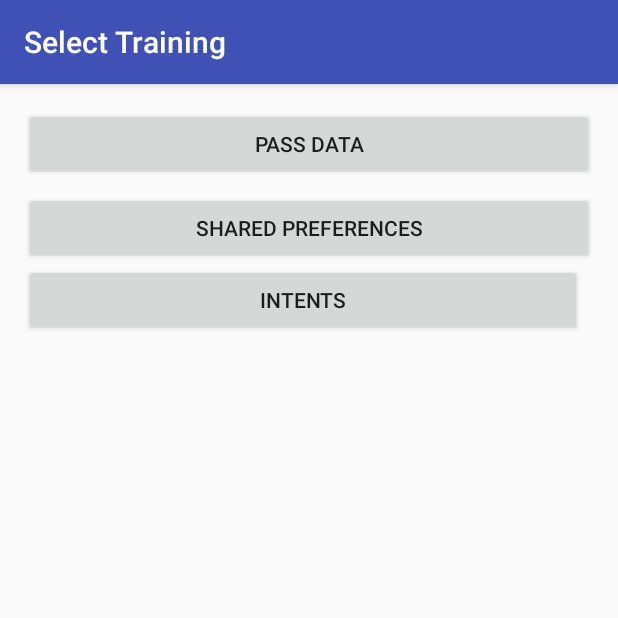
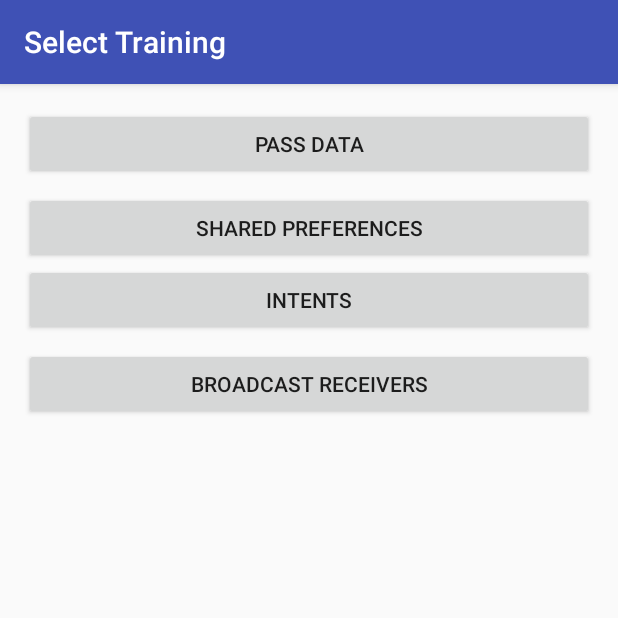
Before and after one commit to EsteveAguilera/Introducing-Android-The-Workshop, an Android app: the SelectTrainingActivity screen opened directly, with no data from a screen before it, on a phone screen of 412 x 824 dp, the top half of it. Run offline under Robolectric (Android 15) with nearby library versions, the phone set to English and light mode, and no system bars.

Commit message:
Add broadcast receivers training

```diff
--- a/app/src/main/java/io/github/esteveaguilera/androidworkshop/SelectTrainingActivity.java
+++ b/app/src/main/java/io/github/esteveaguilera/androidworkshop/SelectTrainingActivity.java
@@ -5,6 +5,7 @@ import android.os.Bundle;
 import android.support.v7.app.AppCompatActivity;
 import android.view.View;
 
+import io.github.esteveaguilera.androidworkshop.broadcastreceiver.BroadcastReceiverActivity;
 import io.github.esteveaguilera.androidworkshop.intents.IntentsActivity;
 import io.github.esteveaguilera.androidworkshop.passdata.ActivityA;
 import io.github.esteveaguilera.androidworkshop.sharedpreferences.SharedPreferencesActivity;
@@ -36,5 +37,12 @@ public class SelectTrainingActivity extends AppCompatActivity {
                 startActivity(new Intent(SelectTrainingActivity.this, IntentsActivity.class));
             }
         });
+
+        findViewById(R.id.but_training_broadcast_receivers).setOnClickListener(new View.OnClickListener() {
+            @Override
+            public void onClick(View v) {
+                startActivity(new Intent(SelectTrainingActivity.this, BroadcastReceiverActivity.class));
+            }
+        });
     }
 }
--- a/app/src/main/res/layout/activity_select_training.xml
+++ b/app/src/main/res/layout/activity_select_training.xml
@@ -29,10 +29,19 @@
        android:id="@+id/but_training_intents"
        android:layout_width="0dp"
        android:layout_height="wrap_content"
-       android:layout_marginEnd="8dp"
        android:text="Intents"
        app:layout_constraintEnd_toEndOf="parent"
        app:layout_constraintStart_toStartOf="parent"
        app:layout_constraintTop_toBottomOf="@+id/but_training_shared_preferences" />
 
+   <Button
+       android:id="@+id/but_training_broadcast_receivers"
+       android:layout_width="0dp"
+       android:layout_height="wrap_content"
+       android:layout_marginTop="8dp"
+       android:text="Broadcast Receivers"
+       app:layout_constraintEnd_toEndOf="parent"
+       app:layout_constraintStart_toStartOf="parent"
+       app:layout_constraintTop_toBottomOf="@+id/but_training_intents" />
+
 </android.support.constraint.ConstraintLayout>
--- a/app/src/main/res/values/colors.xml
+++ b/app/src/main/res/values/colors.xml
@@ -3,4 +3,7 @@
     <color name="colorPrimary">#3F51B5</color>
     <color name="colorPrimaryDark">#303F9F</color>
     <color name="colorAccent">#FF4081</color>
+
+    <color name="color_broadcast_running">#026000</color>
+    <color name="color_broadcast_stopped">#b2010d</color>
 </resources>
--- a/app/src/main/res/values/strings.xml
+++ b/app/src/main/res/values/strings.xml
@@ -12,4 +12,8 @@
     <string name="text_to_share">Text to share</string>
     <string name="share_text">Share text</string>
     <string name="share_image">Share image</string>
+    <string name="start">Start</string>
+    <string name="stop">Stop</string>
+    <string name="broadcast_running">Broadcast Receiver is running</string>
+    <string name="broadcast_stopped">Broadcast Receiver is stopped</string>
 </resources>
```
Also changed, not shown: app/src/main/AndroidManifest.xml (+8 -3 lines), app/src/main/java/io/github/esteveaguilera/androidworkshop/broadcastreceiver/BroadcastReceiverActivity.java (added, +71 -0 lines), app/src/main/res/layout/activity_broadcast_receiver.xml (added, +38 -0 lines).
